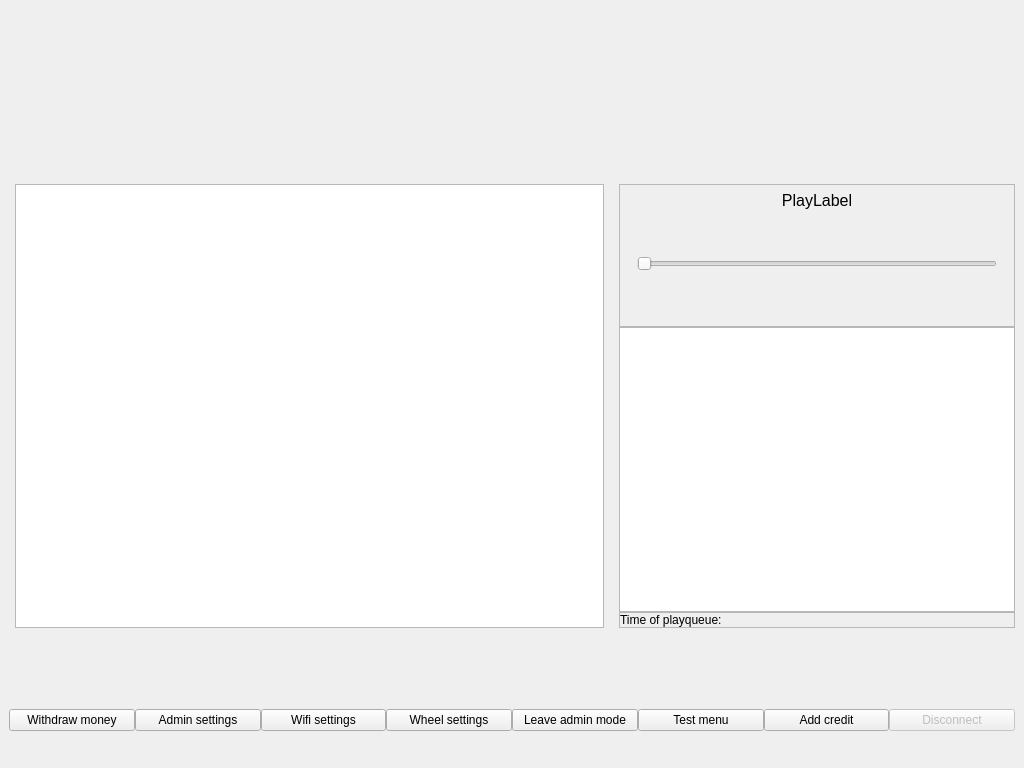
matus-u/sz-bluetooth, file blue-app/ui/ui-design/MainWindow.ui: the form before one commit.
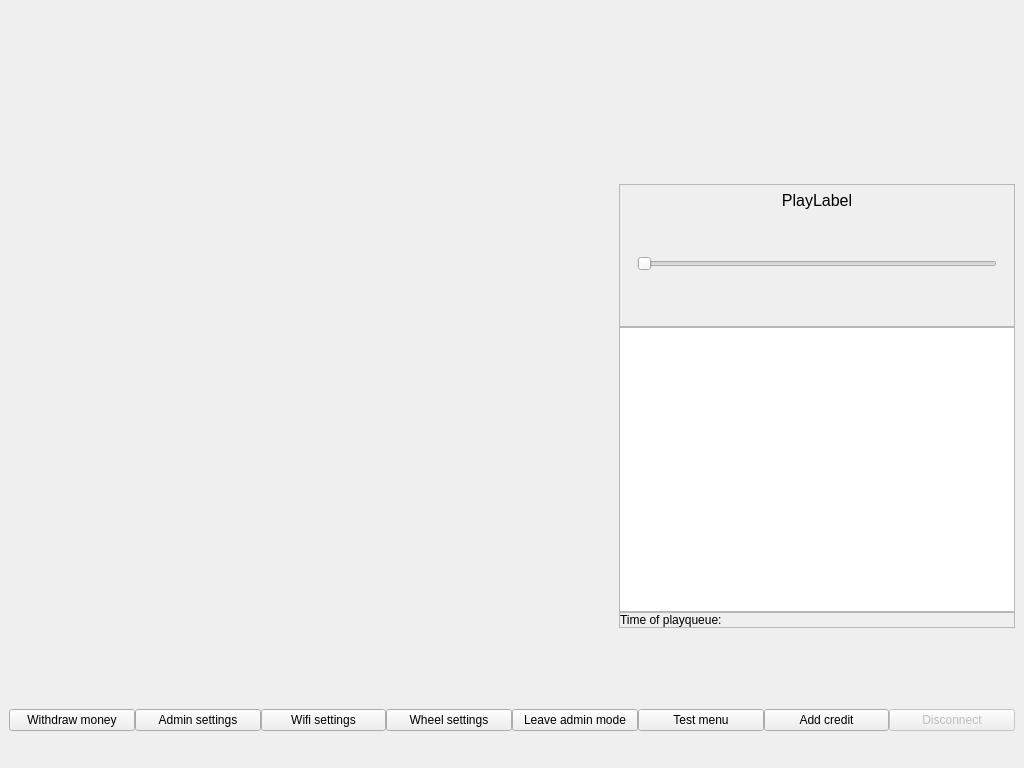
The form after the commit. The open tabs and pages were chosen to show the change.

```diff
--- a/blue-app/ui/ui-design/MainWindow.ui
+++ b/blue-app/ui/ui-design/MainWindow.ui
@@ -476,6 +476,13 @@
             </item>
            </layout>
           </widget>
+          <widget class="QWidget" name="page">
+           <layout class="QVBoxLayout" name="verticalLayout_21">
+            <item>
+             <layout class="QVBoxLayout" name="videoLayout"/>
+            </item>
+           </layout>
+          </widget>
          </widget>
         </item>
         <item>
```
